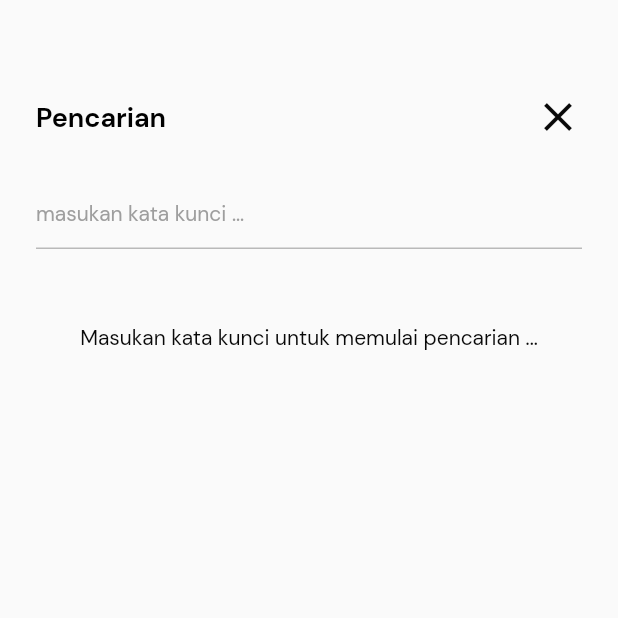
After one commit to Mufkhalif/fl-daily, a Flutter app: the screen it shows after launch, after a tap on "Cari sayuran ...", on a phone screen of 412 x 824 dp, the top half of it. The commit adds this screen. Run offline on Flutter 3.47's test engine with Material 2 defaults, Android fonts, the phone set to English and light mode, and no system bars; our stand-ins replace bloc, buttons_tabbar, dartz, equatable, flutter_bloc, get_it and 2 more; missing offline and left inert: encrypt; accounts and stored records are empty; network calls fail.

Commit message:
seaerch page

```diff
--- a/lib/main.dart
+++ b/lib/main.dart
@@ -5,6 +5,8 @@ import 'package:flutter_bloc/flutter_bloc.dart';
 import 'package:klikdaily/domain/models/fruit.dart';
 import 'package:klikdaily/presentation/blocs/cart/cart_bloc.dart';
 import 'package:klikdaily/presentation/blocs/profile/profile_bloc.dart';
+import 'package:klikdaily/presentation/blocs/search/search_bloc.dart';
+import 'package:klikdaily/presentation/pages/search_page.dart';
 import 'package:klikdaily/presentation/pages/tabs/account.dart';
 import 'package:klikdaily/presentation/pages/tabs/cart.dart';
 import 'package:klikdaily/presentation/pages/detail_page.dart';
@@ -30,16 +32,20 @@ class MyApp extends StatelessWidget {
         BlocProvider(
           create: (_) => di.locator<ProfileBloc>(),
         ),
+        BlocProvider(
+          create: (_) => SearchBloc(),
+        ),
       ],
       child: MaterialApp(
         debugShowCheckedModeBanner: false,
-        // home: AccountPage(),
         home: HomePage(),
         initialRoute: '/',
         onGenerateRoute: (RouteSettings settings) {
           switch (settings.name) {
             case HomePage.routeName:
               return MaterialPageRoute(builder: (_) => const HomePage());
+            case SearchPage.routeName:
+              return MaterialPageRoute(builder: (_) => const SearchPage());
             case DetailPage.routeName:
               final item = settings.arguments as Fruit;
               return MaterialPageRoute(builder: (_) => DetailPage(fruit: item));
--- a/lib/presentation/blocs/cart/cart_state.dart
+++ b/lib/presentation/blocs/cart/cart_state.dart
@@ -4,10 +4,12 @@ class CartState extends Equatable {
   const CartState({
     this.message = "",
     this.fruits = const [],
+    this.requestState = RequestState.Empty,
   });
 
   final String message;
   final List<Fruit> fruits;
+  final RequestState requestState;
 
   CartState copyWith({
     String? message,
@@ -17,6 +19,7 @@ class CartState extends Equatable {
       CartState(
         message: message ?? this.message,
         fruits: fruits ?? this.fruits,
+        requestState: requestState ?? this.requestState,
       );
 
   factory CartState.initial() => const CartState();
@@ -25,5 +28,6 @@ class CartState extends Equatable {
   List<Object> get props => [
         message,
         fruits,
+        requestState,
       ];
 }
--- /dev/null
+++ b/lib/presentation/blocs/search/search_event.dart
@@ -0,0 +1,16 @@
+part of 'search_bloc.dart';
+
+abstract class SearchEvent extends Equatable {
+  const SearchEvent();
+
+  @override
+  List<Object> get props => [];
+}
+
+class SearchFruit extends SearchEvent {
+  final String query;
+  const SearchFruit(this.query);
+
+  @override
+  List<Object> get props => [query];
+}
--- /dev/null
+++ b/lib/presentation/blocs/search/search_state.dart
@@ -0,0 +1,18 @@
+part of 'search_bloc.dart';
+
+abstract class SearchState extends Equatable {
+  const SearchState();
+
+  @override
+  List<Object> get props => [];
+}
+
+class SearchInitial extends SearchState {}
+
+class SearchHasData extends SearchState {
+  final List<Fruit> result;
+  const SearchHasData(this.result);
+
+  @override
+  List<Object> get props => [result];
+}
--- a/lib/presentation/pages/home_page.dart
+++ b/lib/presentation/pages/home_page.dart
@@ -85,6 +85,6 @@ class _HomePageState extends State<HomePage> {
             ? const HomeTab()
             : _selectedIndex == 1
                 ? const CartTab()
-                : AccountTab());
+                : const AccountTab());
   }
 }
--- /dev/null
+++ b/lib/presentation/pages/search_page.dart
@@ -0,0 +1,129 @@
+import 'package:flutter/material.dart';
+import 'package:flutter_bloc/flutter_bloc.dart';
+import 'package:klikdaily/presentation/blocs/search/search_bloc.dart';
+import 'package:klikdaily/themes/theme.dart';
+import 'package:klikdaily/widgets/container_list_type.dart';
+
+class SearchPage extends StatefulWidget {
+  static const routeName = "/search";
+
+  const SearchPage({
+    Key? key,
+  }) : super(key: key);
+
+  @override
+  State<SearchPage> createState() => _SearchPageState();
+}
+
+class _SearchPageState extends State<SearchPage> {
+  final searchController = TextEditingController();
+
+  void _searchQuery(String value) {
+    context.read<SearchBloc>().add(SearchFruit(value));
+  }
+
+  @override
+  void dispose() {
+    searchController.dispose();
+    super.dispose();
+  }
+
+  @override
+  Widget build(BuildContext context) {
+    return Scaffold(
+      body: Container(
+        padding: const EdgeInsets.symmetric(horizontal: 24),
+        child: Column(
+          children: [
+            const SizedBox(
+              height: 62,
+            ),
+            Row(
+              children: [
+                Text(
+                  'Pencarian',
+                  style: bold.copyWith(fontSize: 18),
+                ),
+                const Spacer(),
+                GestureDetector(
+                  onTap: () => Navigator.pop(context),
+                  child: Icon(
+                    Icons.close,
+                    color: dark,
+                    size: 32,
+                  ),
+                ),
+              ],
+            ),
+            const SizedBox(height: 24),
+            TextFormField(
+              controller: searchController,
+              onChanged: _searchQuery,
+              style: regular,
+              decoration: InputDecoration(
+                hintStyle: regular.copyWith(
+                  color: Colors.grey,
+                  fontSize: 14,
+                ),
+                hintText: "masukan kata kunci ...",
+                enabledBorder: UnderlineInputBorder(
+                  borderSide: BorderSide(color: Colors.grey.withOpacity(0.7)),
+                ),
+                focusedBorder: UnderlineInputBorder(
+                  borderSide: BorderSide(color: Colors.grey.withOpacity(0.7)),
+                ),
+              ),
+            ),
+            BlocBuilder<SearchBloc, SearchState>(
+              builder: (context, state) {
+                if (state is SearchHasData) {
+                  if (state.result.isEmpty) {
+                    return Center(
+                      child: Column(
+                        children: [
+                          const SizedBox(
+                            height: 24,
+                          ),
+                          Text(
+                            "Kata kunci ${searchController.text}",
+                            style: bold.copyWith(fontSize: 16),
+                          ),
+                          const SizedBox(
+                            height: 12,
+                          ),
+                          Text(
+                            "Coba Cari lagi menggunakan kata kunci yang berbeda",
+                            textAlign: TextAlign.center,
+                            style: regular,
+                          )
+                        ],
+                      ),
+                    );
+                  }
+
+                  if (state.result.isNotEmpty &&
+                      searchController.text.isNotEmpty) {
+                    return Expanded(
+                      child: ContainerListAll(
+                        fruits: state.result,
+                      ),
+                    );
+                  }
+                }
+
+                return Container(
+                  margin: EdgeInsets.only(top: 50),
+                  child: Text(
+                    "Masukan kata kunci untuk memulai pencarian ...",
+                    textAlign: TextAlign.center,
+                    style: regular,
+                  ),
+                );
+              },
+            )
+          ],
+        ),
+      ),
+    );
+  }
+}
--- a/lib/presentation/pages/tabs/home.dart
+++ b/lib/presentation/pages/tabs/home.dart
@@ -4,6 +4,7 @@ import 'package:buttons_tabbar/buttons_tabbar.dart';
 import 'package:flutter/material.dart';
 import 'package:flutter_bloc/flutter_bloc.dart';
 import 'package:klikdaily/presentation/blocs/cart/cart_bloc.dart';
+import 'package:klikdaily/presentation/pages/search_page.dart';
 import 'package:klikdaily/themes/theme.dart';
 import 'package:klikdaily/utils/type_fruits.dart';
 import 'package:klikdaily/widgets/container_list_type.dart';
@@ -79,7 +80,10 @@ class _HomeTabState extends State<HomeTab> {
                 const SizedBox(
                   height: 24,
                 ),
-                Container(
+                GestureDetector(
+                  onTap: () =>
+                      Navigator.pushNamed(context, SearchPage.routeName),
+                  child: Container(
                     padding: const EdgeInsets.symmetric(
                       vertical: 12,
                       horizontal: 12,
@@ -100,6 +104,7 @@ class _HomeTabState extends State<HomeTab> {
                               fontSize: 14, color: dark.withOpacity(0.5)),
                         ),
                       ],
+                    ),
                   ),
                 ),
                 const SizedBox(
--- a/lib/utils/constant.dart
+++ /dev/null
@@ -1 +0,0 @@
-const String baseImageUrl = 'https://image.tmdb.org/t/p/w500';
```
Also changed, not shown: lib/injection.dart (+1 -22 lines), lib/presentation/blocs/search/search_bloc.dart (added, +20 -0 lines), lib/widgets/container_list_type.dart (+33 -0 lines). Lines whose indentation alone changed are shown as unchanged.
